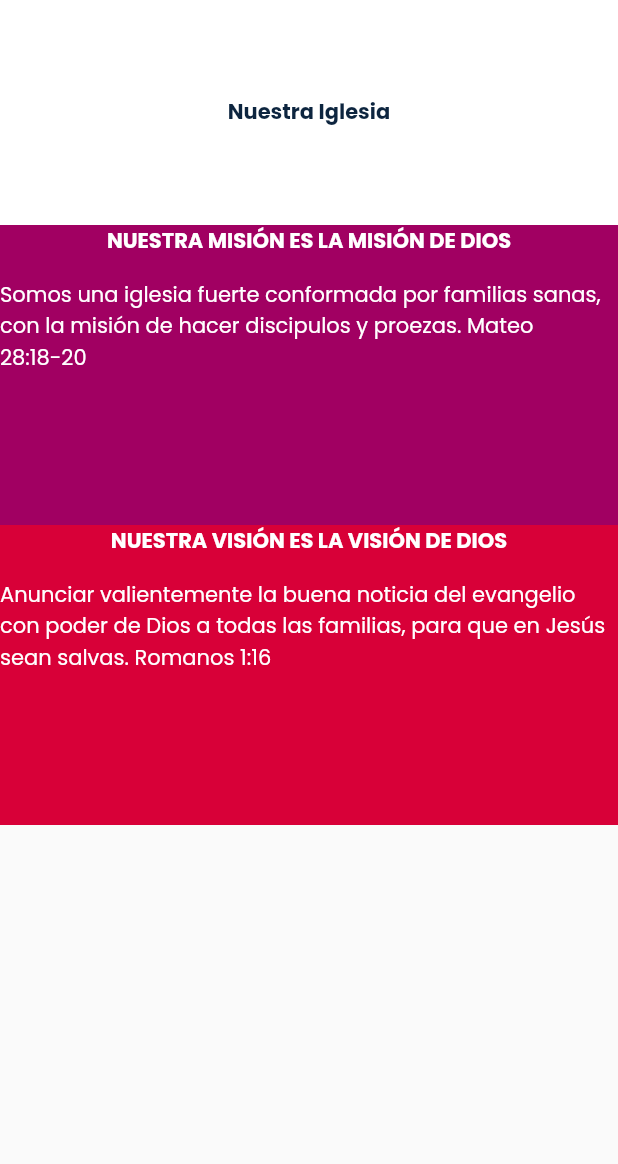
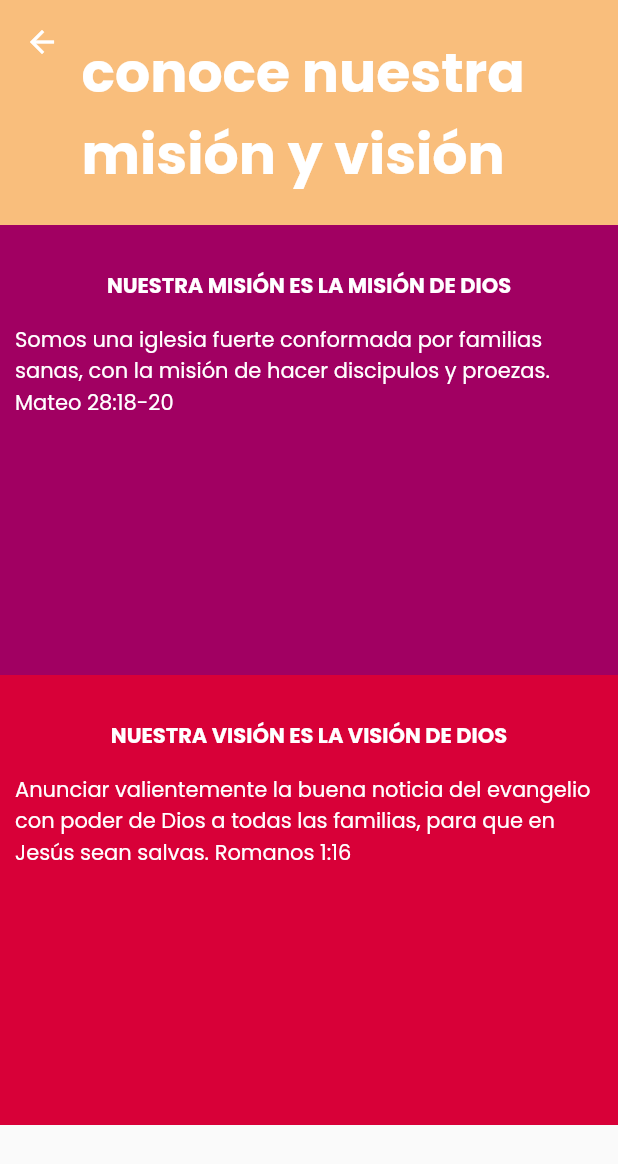
Before and after one commit to jsolanofelipe75/IFC, a Flutter app: the IglesiaPage screen opened directly, on a phone screen of 412 x 824 dp. Shown: the top 1164 px of the screen. Run offline on Flutter 3.47's test engine with Material 2 defaults, Android fonts, the phone set to English and light mode, and no system bars; our stand-ins replace animate_do, cached_network_image, cloud_firestore, firebase_auth, flutter_custom_clippers, font_awesome_flutter and 3 more; missing offline and left inert: flutter_youtube; accounts and stored records are empty.

Commit message:
responsive add

```diff
--- a/lib/pages/evento_detail_page.dart
+++ b/lib/pages/evento_detail_page.dart
@@ -15,7 +15,7 @@ class EventoDetailPage extends StatelessWidget {
             Navigator.pop(context);
           },
           child: Icon(
-            Icons.arrow_back_ios,
+            Icons.arrow_back,
             color: Colors.white,
           ),
         ),
--- a/lib/pages/iglesia_page.dart
+++ b/lib/pages/iglesia_page.dart
@@ -1,15 +1,21 @@
 import 'package:flutter/material.dart';
+
+import 'package:pruebas/theme/colors.dart';
 import '../widgets/generic_item.dart';
+import '../utils/responsive.dart';
 
 class IglesiaPage extends StatelessWidget {
-
   @override
   Widget build(BuildContext context) {
+    final responsive = Responsive(context);
     return Scaffold(
+      extendBodyBehindAppBar: true,
+      extendBody: true,
       body: CustomScrollView(
+        physics: BouncingScrollPhysics(),
         slivers: <Widget>[
           SliverAppBar(
-            backgroundColor: Colors.white,
+            backgroundColor: LightColors.kDarkYellow,
             expandedHeight: 150,
             pinned: false,
             floating: false,
@@ -17,39 +23,61 @@ class IglesiaPage extends StatelessWidget {
             flexibleSpace: FlexibleSpaceBar(
               collapseMode: CollapseMode.parallax,
               background: Padding(
-                padding: const EdgeInsets.only( left: 15, right: 15),
-                child: Center(child: Text('Nuestra Iglesia',style: TextStyle(fontWeight: FontWeight.bold),)),
+                  padding: const EdgeInsets.only(left: 15, right: 15),
+                  child: Center(
+                      child: Container(
+                    child: Text(
+                      'conoce nuestra \nmisión y visión',
+                      style: TextStyle(
+                          fontSize: responsive.ip(4),
+                          color: Colors.white,
+                          fontWeight: FontWeight.bold),
+                    ),
+                    alignment: Alignment.center,
+                  ))),
             ),
           ),
-          ),
-          SliverList(delegate: SliverChildListDelegate([
+          SliverList(
+            delegate: SliverChildListDelegate([
               _ListaItems(),
             ]),
           )
         ],
       ),
-
     );
   }
 }
+
 class _ListaItems extends StatelessWidget {
   @override
   Widget build(BuildContext context) {
-    return ListView.builder(padding: EdgeInsets.zero,
+    return ListView.builder(
+      padding: EdgeInsets.zero,
       shrinkWrap: true,
       physics: NeverScrollableScrollPhysics(),
       itemCount: items.length,
       itemBuilder: (context, i) => Container(
-        height: 200,
+        height: 300,
         color: items[i].color,
+        child: Padding(
+          padding: const EdgeInsets.symmetric(vertical: 30, horizontal: 10),
           child: Column(
             children: <Widget>[
-            Text(items[i].title, style: TextStyle(color: Colors.white, fontWeight: FontWeight.bold),),
-            SizedBox(height: 15,),
-            Text(items[i].description, style: TextStyle(color: Colors.white),)
+              Text(
+                items[i].title,
+                style:
+                    TextStyle(color: Colors.white, fontWeight: FontWeight.bold),
+              ),
+              SizedBox(
+                height: 15,
+              ),
+              Text(
+                items[i].description,
+                style: TextStyle(color: Colors.white),
+              )
             ],
           ),
-
+        ),
       ),
     );
   }
--- /dev/null
+++ b/lib/utils/responsive.dart
@@ -0,0 +1,27 @@
+import 'dart:math' as math;
+
+import 'package:flutter/cupertino.dart';
+
+class Responsive {
+  double width, height, inch;
+
+  Responsive(BuildContext context) {
+    final size = MediaQuery.of(context).size;
+
+    width = size.width;
+    height = size.height;
+
+    inch = math.sqrt(math.pow(width, 2) + math.pow(height, 2));
+  }
+  double wp(double percent) {
+    return width * percent / 100;
+  }
+
+  double hp(double percent) {
+    return height * percent / 100;
+  }
+
+  double ip(double percent) {
+    return inch * percent / 100;
+  }
+}
```
Also changed, not shown: lib/pages/main_page.dart (+22 -25 lines), lib/pages/profile_page.dart (+8 -5 lines), lib/widgets/youtube_video_item.dart (+24 -24 lines). Lines whose indentation alone changed are shown as unchanged.
